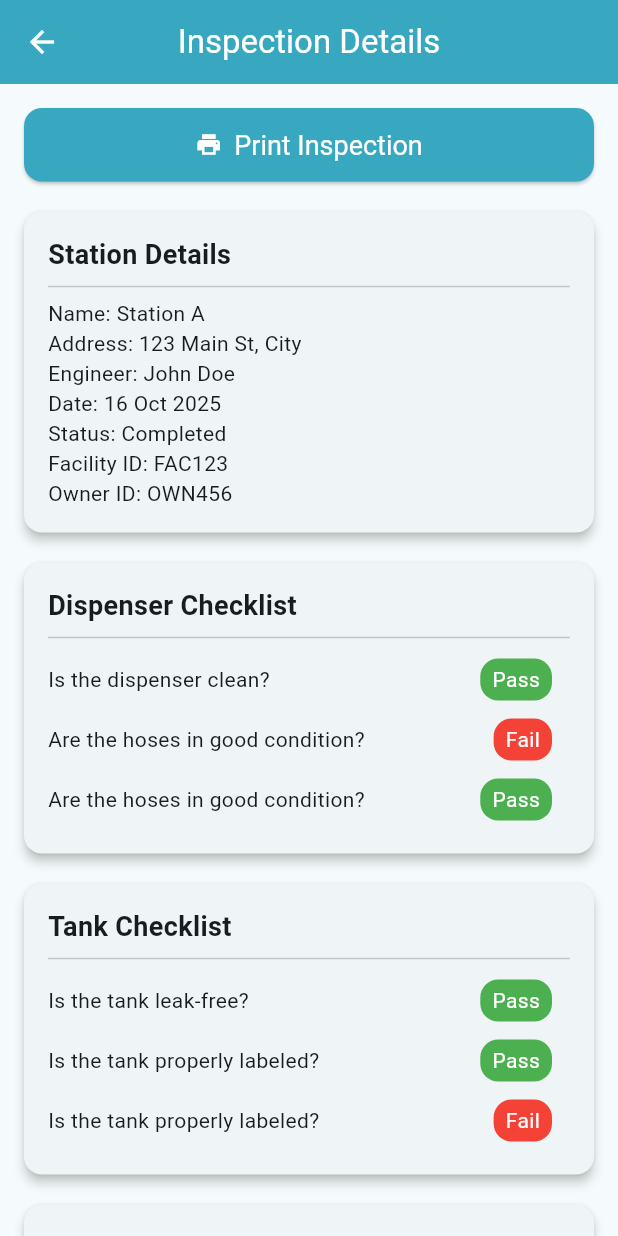
After one commit to kvjoshi/tiq-service-by-team, a Flutter app: the InspectionDetailsPage screen opened directly, after a tap on "Print Inspection", on a phone screen of 412 x 824 dp. The commit adds this screen. Run offline on Flutter 3.47's test engine with Material 3 defaults, Android fonts, the phone set to English and light mode, and no system bars; our stand-ins replace flutter_secure_storage, image_picker, pdf, printing, shared_preferences; accounts and stored records are empty; project files that could hold a hidden picture were left out.

Commit message:
feature: added inspection deails page with print feature

```diff
--- a/lib/main.dart
+++ b/lib/main.dart
@@ -1,4 +1,5 @@
 import 'package:flutter/material.dart';
+import 'package:tiq_service_mob/screens/inspection_details_screen.dart';
 import 'package:tiq_service_mob/screens/profile_screen.dart';
 import 'package:tiq_service_mob/screens/station_form_screen.dart';
 
@@ -208,6 +209,12 @@ class _HomeScreenState extends State<HomeScreen> {
               builder: (_) =>
                   const InspectionFormScreen(title: 'View Inspections'),
             ),
+            _drawerItem(
+              Icons.read_more_rounded,
+              'View Inspections details',
+              null,
+              builder: (_) => const InspectionDetailsPage(),
+            ),
           ],
         ),
       ),
--- /dev/null
+++ b/lib/screens/inspection_details_screen.dart
@@ -0,0 +1,330 @@
+import 'dart:typed_data';
+import 'package:flutter/material.dart';
+import 'package:flutter/services.dart';
+import 'package:pdf/pdf.dart';
+import 'package:pdf/widgets.dart' as pw;
+import 'package:printing/printing.dart';
+
+const Map<String, dynamic> inspectionData = {
+  "stationDetails": {
+    "name": "Station A",
+    "address": "123 Main St, City",
+    "engineer": "John Doe",
+    "date": "16 Oct 2025",
+    "status": "Completed",
+    "facilityId": "FAC123",
+    "ownerId": "OWN456",
+  },
+
+  "dispenserChecklist": [
+    {"question": "Is the dispenser clean?", "status": "Pass"},
+    {"question": "Are the hoses in good condition?", "status": "Fail"},
+    {"question": "Are the hoses in good condition?", "status": "Pass"},
+  ],
+  "tankChecklist": [
+    {"question": "Is the tank leak-free?", "status": "Pass"},
+    {"question": "Is the tank properly labeled?", "status": "Pass"},
+    {"question": "Is the tank properly labeled?", "status": "Fail"},
+  ],
+  "tceqChecklist": [
+    {"question": "Are records up-to-date?", "status": "Fail"},
+    {"question": "Are gauges functioning?", "status": "Pass"},
+    {"question": "Are gauges functioning?", "status": "Pass"},
+  ],
+  "images": [
+    "assets/images/pump1.jpg",
+    "assets/images/pump2.jpg",
+    "assets/images/pump3.jpg",
+  ],
+};
+
+class InspectionDetailsPage extends StatelessWidget {
+  const InspectionDetailsPage({super.key});
+
+  Widget buildCard({required String title, required Widget child}) {
+    return Card(
+      elevation: 3,
+      shape: RoundedRectangleBorder(borderRadius: BorderRadius.circular(12)),
+      margin: const EdgeInsets.only(top: 20),
+      child: Padding(
+        padding: const EdgeInsets.all(16.0),
+        child: Column(
+          crossAxisAlignment: CrossAxisAlignment.start,
+          children: [
+            Text(
+              title,
+              style: const TextStyle(fontSize: 18, fontWeight: FontWeight.bold),
+            ),
+            const Divider(),
+            child,
+          ],
+        ),
+      ),
+    );
+  }
+
+  Widget buildChecklist(List<dynamic> checklist) {
+    return Column(
+      children: checklist.map((item) {
+        return Padding(
+          padding: const EdgeInsets.symmetric(vertical: 6),
+          child: Row(
+            mainAxisAlignment: MainAxisAlignment.spaceBetween,
+            children: [
+              Expanded(child: Text(item['question'])),
+              Row(
+                children: [
+                  Container(
+                    padding: const EdgeInsets.symmetric(
+                      horizontal: 8,
+                      vertical: 4,
+                    ),
+                    decoration: BoxDecoration(
+                      color: item['status'] == 'Pass'
+                          ? Colors.green
+                          : Colors.red,
+                      borderRadius: BorderRadius.circular(12),
+                    ),
+                    child: Text(
+                      item['status'],
+                      style: const TextStyle(color: Colors.white),
+                    ),
+                  ),
+                  const SizedBox(width: 12),
+                ],
+              ),
+            ],
+          ),
+        );
+      }).toList(),
+    );
+  }
+
+  Widget buildImages(List<dynamic> images) {
+    return images.isEmpty
+        ? const SizedBox()
+        : Column(
+            crossAxisAlignment: CrossAxisAlignment.start,
+            children: [
+              const SizedBox(height: 16),
+              const Text(
+                "Images",
+                style: TextStyle(fontSize: 18, fontWeight: FontWeight.bold),
+              ),
+              const Divider(),
+              GridView.builder(
+                shrinkWrap: true,
+                physics: const NeverScrollableScrollPhysics(),
+                itemCount: images.length,
+                gridDelegate: const SliverGridDelegateWithFixedCrossAxisCount(
+                  crossAxisCount: 2,
+                  crossAxisSpacing: 12,
+                  mainAxisSpacing: 12,
+                  childAspectRatio: 1,
+                ),
+                itemBuilder: (context, index) {
+                  return ClipRRect(
+                    borderRadius: BorderRadius.circular(12),
+                    child: Image.asset(images[index], fit: BoxFit.cover),
+                  );
+                },
+              ),
+            ],
+          );
+  }
+
+  @override
+  Widget build(BuildContext context) {
+    final station = inspectionData['stationDetails'];
+    final dispenserChecklist =
+        inspectionData['dispenserChecklist'] as List<dynamic>;
+    final tankChecklist = inspectionData['tankChecklist'] as List<dynamic>;
+    final tceqChecklist = inspectionData['tceqChecklist'] as List<dynamic>;
+    final images = inspectionData['images'] as List<dynamic>;
+
+    return Scaffold(
+      appBar: AppBar(title: const Text("Inspection Details")),
+      body: SingleChildScrollView(
+        padding: const EdgeInsets.all(16),
+        child: Column(
+          children: [
+            // Print Button at Top
+            SizedBox(
+              width: double.infinity,
+              child: ElevatedButton.icon(
+                onPressed: () async {
+                  final pdf = pw.Document();
+
+                  final station = inspectionData['stationDetails'];
+                  final dispenserChecklist =
+                      inspectionData['dispenserChecklist'] as List<dynamic>;
+                  final tankChecklist =
+                      inspectionData['tankChecklist'] as List<dynamic>;
+                  final tceqChecklist =
+                      inspectionData['tceqChecklist'] as List<dynamic>;
+                  final images = inspectionData['images'] as List<dynamic>;
+
+                  // Load images as bytes from assets
+                  List<Uint8List> imageBytes = [];
+                  for (var path in images) {
+                    final bytes = await rootBundle.load(path);
+                    imageBytes.add(bytes.buffer.asUint8List());
+                  }
+
+                  pdf.addPage(
+                    pw.MultiPage(
+                      build: (context) => [
+                        pw.Text(
+                          "Inspection Report",
+                          style: pw.TextStyle(
+                            fontSize: 24,
+                            fontWeight: pw.FontWeight.bold,
+                          ),
+                        ),
+                        pw.SizedBox(height: 16),
+
+                        // Station Details
+                        pw.Text(
+                          "Station Details",
+                          style: pw.TextStyle(fontSize: 18),
+                        ),
+                        pw.Text("Name: ${station['name']}"),
+                        pw.Text("Address: ${station['address']}"),
+                        pw.Text("Engineer: ${station['engineer']}"),
+                        pw.Text("Date: ${station['date']}"),
+                        pw.Text("Status: ${station['status']}"),
+                        pw.Text("Facility ID: ${station['facilityId']}"),
+                        pw.Text("Owner ID: ${station['ownerId']}"),
+                        pw.SizedBox(height: 16),
+
+                        // Dispenser Checklist
+                        pw.Text(
+                          "Dispenser Checklist",
+                          style: pw.TextStyle(fontSize: 18),
+                        ),
+                        ...dispenserChecklist.map(
+                          (q) => pw.Row(
+                            mainAxisAlignment:
+                                pw.MainAxisAlignment.spaceBetween,
+                            children: [
+                              pw.Expanded(child: pw.Text(q['question'])),
+                              pw.Text(q['status']),
+                            ],
+                          ),
+                        ),
+                        pw.SizedBox(height: 16),
+
+                        // Tank Checklist
+                        pw.Text(
+                          "Tank Checklist",
+                          style: pw.TextStyle(fontSize: 18),
+                        ),
+                        ...tankChecklist.map(
+                          (q) => pw.Row(
+                            mainAxisAlignment:
+                                pw.MainAxisAlignment.spaceBetween,
+                            children: [
+                              pw.Expanded(child: pw.Text(q['question'])),
+                              pw.Text(q['status']),
+                            ],
+                          ),
+                        ),
+                        pw.SizedBox(height: 16),
+
+                        // TCEQ Checklist
+                        pw.Text(
+                          "TCEQ Checklist",
+                          style: pw.TextStyle(fontSize: 18),
+                        ),
+                        ...tceqChecklist.map(
+                          (q) => pw.Row(
+                            mainAxisAlignment:
+                                pw.MainAxisAlignment.spaceBetween,
+                            children: [
+                              pw.Expanded(child: pw.Text(q['question'])),
+                              pw.Text(q['status']),
+                            ],
+                          ),
+                        ),
+                        pw.SizedBox(height: 16),
+
+                        // Images at Bottom
+                        if (imageBytes.isNotEmpty)
+                          pw.Column(
+                            crossAxisAlignment: pw.CrossAxisAlignment.start,
+                            children: [
+                              pw.Text(
+                                "Images",
+                                style: pw.TextStyle(fontSize: 18),
+                              ),
+                              pw.SizedBox(height: 8),
+                              ...imageBytes.map(
+                                (bytes) => pw.Container(
+                                  margin: const pw.EdgeInsets.only(bottom: 8),
+                                  height: 150,
+                                  child: pw.Image(
+                                    pw.MemoryImage(bytes),
+                                    fit: pw.BoxFit.cover,
+                                  ),
+                                ),
+                              ),
+                            ],
+                          ),
+                      ],
+                    ),
+                  );
+
+                  // Open print preview
+                  await Printing.layoutPdf(
+                    onLayout: (PdfPageFormat format) async => pdf.save(),
+                  );
+                },
+                icon: const Icon(Icons.print),
+                label: const Text("Print Inspection"),
+              ),
+            ),
+
+            // Station Details
+            buildCard(
+              title: 'Station Details',
+
+              child: Column(
+                crossAxisAlignment: CrossAxisAlignment.start,
+                children: [
+                  Text("Name: ${station['name']}"),
+                  Text("Address: ${station['address']}"),
+                  Text("Engineer: ${station['engineer']}"),
+                  Text("Date: ${station['date']}"),
+                  Text("Status: ${station['status']}"),
+                  Text("Facility ID: ${station['facilityId']}"),
+                  Text("Owner ID: ${station['ownerId']}"),
+                ],
+              ),
+            ),
+
+            // Dispenser Checklist
+            buildCard(
+              title: 'Dispenser Checklist',
+              child: buildChecklist(dispenserChecklist),
+            ),
+
+            // Tank Checklist
+            buildCard(
+              title: 'Tank Checklist',
+              child: buildChecklist(tankChecklist),
+            ),
+
+            // TCEQ Checklist
+            buildCard(
+              title: 'TCEQ Checklist',
+              child: buildChecklist(tceqChecklist),
+            ),
+
+            // Images at Bottom
+            buildImages(images),
+          ],
+        ),
+      ),
+    );
+  }
+}
```
Also changed, not shown: assets/images/pump1.jpg (added), assets/images/pump2.jpg (added), assets/images/pump3.jpg (added), lib/screens/station_form_screen.dart (line endings or trailing spaces), 5 other files.
